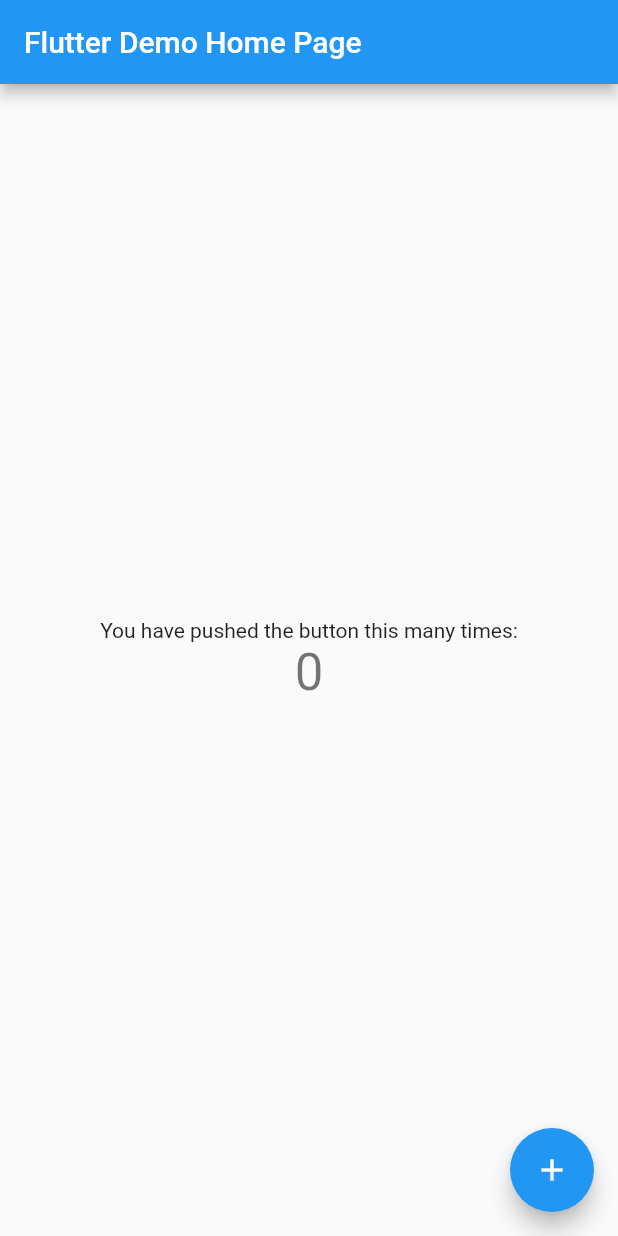
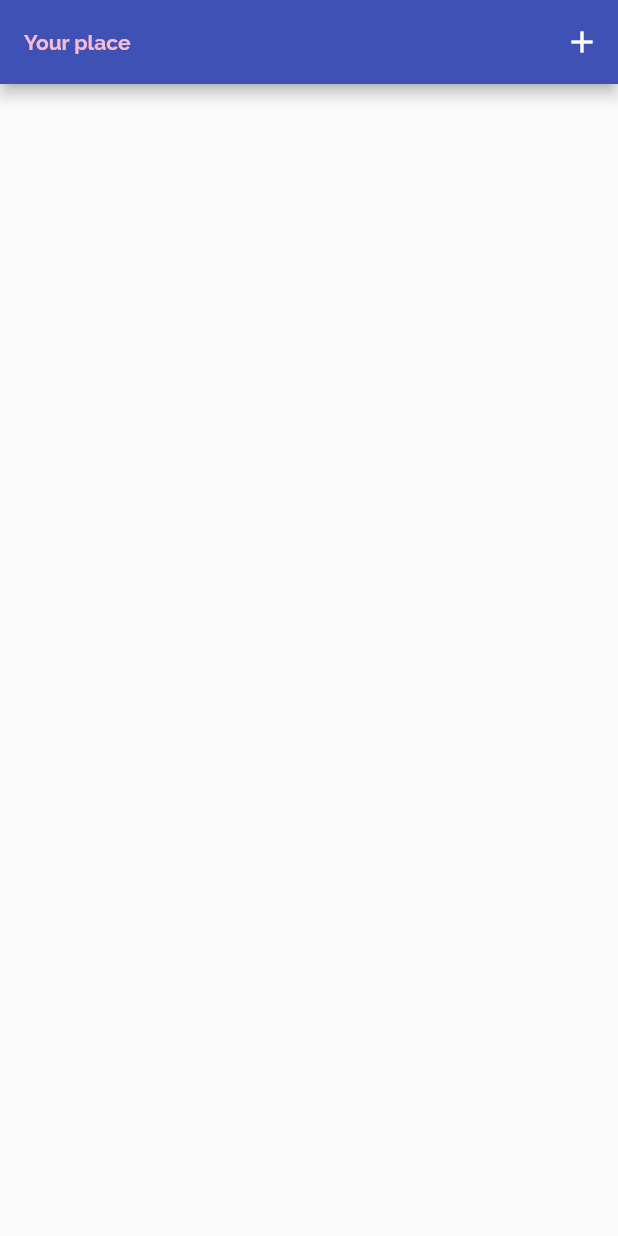
Before and after one commit to dimeprog/seriousLike, a Flutter app: the screen it shows after launch, on a phone screen of 412 x 824 dp. Run offline on Flutter 3.47's test engine with Material 2 defaults, Android fonts, the light colour scheme and no system bars.

Commit message:
added properties of place and made the placelocation

```diff
--- a/seriouslike/lib/main.dart
+++ b/seriouslike/lib/main.dart
@@ -1,115 +1,64 @@
 import 'package:flutter/material.dart';
+import 'package:provider/provider.dart';
+// import 'package:theme/theme.dart';
+import '../providers/great_place.dart';
+import '../screens/place_list_screen.dart';
 
 void main() {
-  runApp(const MyApp());
+  runApp(MyApp());
 }
 
 class MyApp extends StatelessWidget {
-  const MyApp({Key? key}) : super(key: key);
-
   // This widget is the root of your application.
   @override
   Widget build(BuildContext context) {
-    return MaterialApp(
-      title: 'Flutter Demo',
-      theme: ThemeData(
-        // This is the theme of your application.
-        //
-        // Try running your application with "flutter run". You'll see the
-        // application has a blue toolbar. Then, without quitting the app, try
-        // changing the primarySwatch below to Colors.green and then invoke
-        // "hot reload" (press "r" in the console where you ran "flutter run",
-        // or simply save your changes to "hot reload" in a Flutter IDE).
-        // Notice that the counter didn't reset back to zero; the application
-        // is not restarted.
-        primarySwatch: Colors.blue,
+    return ChangeNotifierProvider(
+      create: (context) => GreatPlace(),
+      child: MaterialApp(
+        title: 'Flutter Demo',
+        theme: ThemeData(
+          fontFamily: 'Quicksand',
+          iconTheme: const IconThemeData(
+            color: Color(0xFFF57AA3),
+          ),
+          primarySwatch: Colors.indigo,
+          accentColor: Colors.amber,
+          hoverColor: const Color(0xFF87D2F5),
+          errorColor: const Color(0xFFCC4D4D),
+          appBarTheme: AppBarTheme(
+            textTheme: ThemeData.light().textTheme.apply(
+                  fontFamily: 'Raleway',
+                  bodyColor: const Color(0xFFF8BBD0),
+                ),
+          ),
+        ),
+        home: PlaceListScreen(),
       ),
-      home: const MyHomePage(title: 'Flutter Demo Home Page'),
     );
   }
 }
 
-class MyHomePage extends StatefulWidget {
-  const MyHomePage({Key? key, required this.title}) : super(key: key);
 
-  // This widget is the home page of your application. It is stateful, meaning
-  // that it has a State object (defined below) that contains fields that affect
-  // how it looks.
-
-  // This class is the configuration for the state. It holds the values (in this
-  // case the title) provided by the parent (in this case the App widget) and
-  // used by the build method of the State. Fields in a Widget subclass are
-  // always marked "final".
-
-  final String title;
-
-  @override
-  State<MyHomePage> createState() => _MyHomePageState();
-}
-
-class _MyHomePageState extends State<MyHomePage> {
-  int _counter = 0;
-
-  void _incrementCounter() {
-    setState(() {
-      // This call to setState tells the Flutter framework that something has
-      // changed in this State, which causes it to rerun the build method below
-      // so that the display can reflect the updated values. If we changed
-      // _counter without calling setState(), then the build method would not be
-      // called again, and so nothing would appear to happen.
-      _counter++;
-    });
-  }
-
-  @override
-  Widget build(BuildContext context) {
-    // This method is rerun every time setState is called, for instance as done
-    // by the _incrementCounter method above.
-    //
-    // The Flutter framework has been optimized to make rerunning build methods
-    // fast, so that you can just rebuild anything that needs updating rather
-    // than having to individually change instances of widgets.
-    return Scaffold(
-      appBar: AppBar(
-        // Here we take the value from the MyHomePage object that was created by
-        // the App.build method, and use it to set our appbar title.
-        title: Text(widget.title),
-      ),
-      body: Center(
-        // Center is a layout widget. It takes a single child and positions it
-        // in the middle of the parent.
-        child: Column(
-          // Column is also a layout widget. It takes a list of children and
-          // arranges them vertically. By default, it sizes itself to fit its
-          // children horizontally, and tries to be as tall as its parent.
-          //
-          // Invoke "debug painting" (press "p" in the console, choose the
-          // "Toggle Debug Paint" action from the Flutter Inspector in Android
-          // Studio, or the "Toggle Debug Paint" command in Visual Studio Code)
-          // to see the wireframe for each widget.
-          //
-          // Column has various properties to control how it sizes itself and
-          // how it positions its children. Here we use mainAxisAlignment to
-          // center the children vertically; the main axis here is the vertical
-          // axis because Columns are vertical (the cross axis would be
-          // horizontal).
-          mainAxisAlignment: MainAxisAlignment.center,
-          children: <Widget>[
-            const Text(
-              'You have pushed the button this many times:',
-            ),
-            Text(
-              '$_counter',
-              style: Theme.of(context).textTheme.headline4,
-            ),
-          ],
-        ),
-      ),
-      floatingActionButton: FloatingActionButton(
-        onPressed: _incrementCounter,
-        tooltip: 'Increment',
-        child: const Icon(Icons.add),
-      ), // This trailing comma makes auto-formatting nicer for build methods.
-    );
-  }
-}
+// button: const TextStyle(
+                  //   fontFamily: 'Raleway',
+                  //   fontWeight: FontWeight.w500,
+                  //   fontSize: 20,
+                  //   color: Color(0xFFC96ADA),
+                  // ),
+                  // bodyLarge: const TextStyle(
+                  //     fontSize: 26,
+                  //     fontFamily: 'RobotoCondensed',
+                  //     color: Color(0xFFF8BBD0),
+                  //     fontWeight: FontWeight.bold),
+                  // bodyMedium: const TextStyle(
+                  //   color: Color(0xFFF8BBD0),
+                  //   fontFamily: 'Raleway',
+                  //   fontWeight: FontWeight.w500,
+                  //   fontSize: 20,
+                  // ),
+                  // bodySmall: const TextStyle(
+                  //   color: Color(0xFFF8BBD0),
+                  //   fontFamily: 'OpenSans',
+                  //   fontWeight: FontWeight.normal,
+                  //   fontSize: 17,
+                  // ),
--- /dev/null
+++ b/seriouslike/lib/models/place.dart
@@ -0,0 +1,28 @@
+import 'package:flutter/foundation.dart';
+import 'dart:io';
+
+class PlaceLocation {
+  final double lat;
+  final double long;
+  final String address;
+
+  PlaceLocation({
+    required this.lat,
+    required this.long,
+    this.address = '',
+  });
+}
+
+class Place {
+  final String id;
+  final String title;
+  final PlaceLocation location;
+  final File image;
+
+  Place({
+    required this.id,
+    required this.image,
+    required this.title,
+    required this.location,
+  });
+}
--- /dev/null
+++ b/seriouslike/lib/providers/great_place.dart
@@ -0,0 +1,10 @@
+import 'package:flutter/foundation.dart';
+import '../models/place.dart';
+
+class GreatPlace with ChangeNotifier {
+  List<Place> _items = [];
+  //  getters
+  List<Place> get items {
+    return [..._items];
+  }
+}
--- /dev/null
+++ b/seriouslike/lib/screens/place_list_screen.dart
@@ -0,0 +1,22 @@
+import 'package:flutter/material.dart';
+
+class PlaceListScreen extends StatelessWidget {
+  @override
+  Widget build(BuildContext context) {
+    return Scaffold(
+      appBar: AppBar(
+        title: const Text(
+          'Your place',
+          // style: Theme.of(context).textTheme.bodyLarge,
+        ),
+        actions: [
+          IconButton(
+            onPressed: () {},
+            icon: const Icon(Icons.add),
+          ),
+        ],
+      ),
+      body: Column(),
+    );
+  }
+}
```
Also changed, not shown: seriouslike/pubspec.yaml (+30 -29 lines), seriouslike/assets/fonts/OpenSans-Bold.ttf (added), seriouslike/assets/fonts/OpenSans-Regular.ttf (added), seriouslike/assets/fonts/Quicksand-Bold.ttf (added), seriouslike/assets/fonts/Quicksand-Light.ttf (added), seriouslike/assets/fonts/Quicksand-Medium.ttf (added), seriouslike/assets/fonts/Quicksand-Regular.ttf (added), seriouslike/assets/fonts/Raleway-Black.ttf (added), seriouslike/assets/fonts/Raleway-Bold.ttf (added), seriouslike/assets/fonts/Raleway-Regular.ttf (added), seriouslike/assets/fonts/RobotoCondensed-Bold.ttf (added), seriouslike/assets/fonts/RobotoCondensed-Italic.ttf (added), seriouslike/assets/fonts/RobotoCondensed-Light.ttf (added), seriouslike/assets/fonts/RobotoCondensed-Regular.ttf (added), 2 more files.
